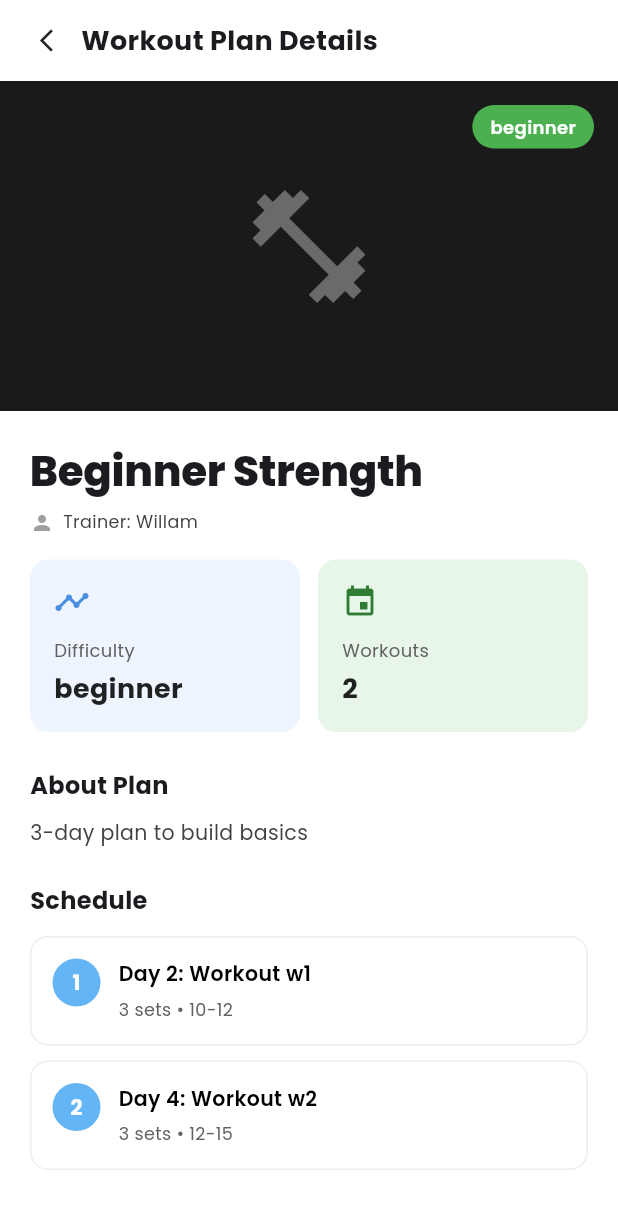
After one commit to tin1810/ActiveX_Gym, a Flutter app: the WorkoutsPage screen opened directly, after a tap on "Beginner Strength", on a phone screen of 412 x 824 dp. The commit adds this screen. Shown: the top 1209 px of the screen. Run offline on Flutter 3.47's test engine with Material 3 defaults, Android fonts, the light colour scheme and no system bars; our stand-ins replace cached_network_image, get, google_fonts, shared_preferences; accounts and stored records are empty; network calls fail.

Commit message:
added for strength

```diff
--- /dev/null
+++ b/lib/screens/workout_plan_detail_page.dart
@@ -0,0 +1,221 @@
+import 'package:flutter/material.dart';
+import '../models/er_models.dart';
+import '../utils/app_text_style.dart';
+import '../services/auth.dart';
+
+class WorkoutPlanDetailPage extends StatefulWidget {
+  const WorkoutPlanDetailPage({super.key, required this.plan});
+  final WorkoutPlanModel plan;
+
+  @override
+  State<WorkoutPlanDetailPage> createState() => _WorkoutPlanDetailPageState();
+}
+
+class _WorkoutPlanDetailPageState extends State<WorkoutPlanDetailPage> {
+  @override
+  Widget build(BuildContext context) {
+    return Scaffold(
+      backgroundColor: Colors.white,
+      body: SafeArea(
+        child: Column(
+          children: [
+            _buildAppBar(context),
+            Expanded(
+              child: SingleChildScrollView(
+                child: Column(
+                  crossAxisAlignment: CrossAxisAlignment.start,
+                  children: [
+                    _buildHeaderMedia(),
+                    const SizedBox(height: 20),
+                    Padding(
+                      padding: const EdgeInsets.symmetric(horizontal: 20),
+                      child: Column(
+                        crossAxisAlignment: CrossAxisAlignment.start,
+                        children: [
+                          _buildTitle(),
+                          const SizedBox(height: 16),
+                          _buildMetrics(),
+                          const SizedBox(height: 24),
+                          _buildAbout(),
+                          const SizedBox(height: 24),
+                          _buildSchedule(),
+                          const SizedBox(height: 24),
+                        ],
+                      ),
+                    ),
+                  ],
+                ),
+              ),
+            ),
+          ],
+        ),
+      ),
+    );
+  }
+
+  Widget _buildAppBar(BuildContext context) {
+    return Container(
+      padding: const EdgeInsets.symmetric(horizontal: 16, vertical: 12),
+      child: Row(
+        children: [
+          InkWell(
+            onTap: () => Navigator.pop(context),
+            borderRadius: BorderRadius.circular(10),
+            child: const Padding(
+              padding: EdgeInsets.all(6),
+              child: Icon(Icons.arrow_back_ios_new, size: 18),
+            ),
+          ),
+          const SizedBox(width: 8),
+          const Text('Workout Plan Details', style: TextStyle(fontSize: 18, fontWeight: FontWeight.w700)),
+          const Spacer(),
+        ],
+      ),
+    );
+  }
+
+  Widget _buildHeaderMedia() {
+    return Stack(
+      children: [
+        Container(
+          width: double.infinity,
+          height: 220,
+          decoration: BoxDecoration(color: const Color(0xFF1A1A1A), borderRadius: BorderRadius.circular(0)),
+          child: Center(
+            child: Icon(Icons.fitness_center, size: 90, color: Colors.white.withOpacity(0.35)),
+          ),
+        ),
+        Positioned(
+          top: 16,
+          right: 16,
+          child: Container(
+            padding: const EdgeInsets.symmetric(horizontal: 12, vertical: 6),
+            decoration: BoxDecoration(color: const Color(0xFF4CAF50), borderRadius: BorderRadius.circular(20)),
+            child: Text(widget.plan.difficulty, style: const TextStyle(color: Colors.white, fontSize: 12, fontWeight: FontWeight.w600)),
+          ),
+        ),
+      ],
+    );
+  }
+
+  Widget _buildTitle() {
+    return Column(
+      crossAxisAlignment: CrossAxisAlignment.start,
+      children: [
+        Text(widget.plan.name, style: const TextStyle(fontSize: 28, fontWeight: FontWeight.w800, letterSpacing: -0.2)),
+        const SizedBox(height: 6),
+        Row(children: [
+          const Icon(Icons.person, size: 16, color: Colors.grey),
+          const SizedBox(width: 6),
+          Text('Trainer: ${MockAuthService.instance.currentUser.name}', style: AppTextStyle.regularText(size: 12, color: Colors.grey[800])),
+        ]),
+      ],
+    );
+  }
+
+  Widget _buildMetrics() {
+    return Row(
+      children: [
+        Expanded(
+          child: _MetricCard(
+            icon: Icons.timeline,
+            iconColor: const Color(0xFF4A90E2),
+            bg: const Color(0xFFEFF5FF),
+            title: 'Difficulty',
+            value: widget.plan.difficulty,
+          ),
+        ),
+        const SizedBox(width: 12),
+        Expanded(
+          child: _MetricCard(
+            icon: Icons.event,
+            iconColor: const Color(0xFF2E7D32),
+            bg: const Color(0xFFE8F5E9),
+            title: 'Workouts',
+            value: '${widget.plan.workouts.length}',
+          ),
+        ),
+      ],
+    );
+  }
+
+  Widget _buildAbout() {
+    return Column(
+      crossAxisAlignment: CrossAxisAlignment.start,
+      children: [
+        const Text('About Plan', style: TextStyle(fontSize: 16, fontWeight: FontWeight.w700)),
+        const SizedBox(height: 10),
+        Text(widget.plan.description, style: AppTextStyle.regularText(size: 14, color: Colors.grey[800])),
+      ],
+    );
+  }
+
+  Widget _buildSchedule() {
+    final items = widget.plan.workouts;
+    return Column(
+      crossAxisAlignment: CrossAxisAlignment.start,
+      children: [
+        const Text('Schedule', style: TextStyle(fontSize: 16, fontWeight: FontWeight.w700)),
+        const SizedBox(height: 12),
+        if (items.isEmpty)
+          Container(
+            padding: const EdgeInsets.all(14),
+            decoration: BoxDecoration(color: Colors.white, borderRadius: BorderRadius.circular(12), border: Border.all(color: Colors.grey.shade300)),
+            child: Text('This plan has no scheduled workouts yet.', style: AppTextStyle.regularText(size: 13, color: Colors.grey[700])),
+          )
+        else
+          ...items.asMap().entries.map((e) {
+            final idx = e.key;
+            final w = e.value;
+            return Container(
+              margin: const EdgeInsets.only(bottom: 10),
+              padding: const EdgeInsets.all(14),
+              decoration: BoxDecoration(color: Colors.white, borderRadius: BorderRadius.circular(12), border: Border.all(color: Colors.grey.shade200)),
+              child: Row(crossAxisAlignment: CrossAxisAlignment.start, children: [
+                Container(
+                  width: 32,
+                  height: 32,
+                  decoration: const BoxDecoration(color: Color(0xFF64B5F6), shape: BoxShape.circle),
+                  child: Center(
+                    child: Text('${idx + 1}', style: const TextStyle(color: Colors.white, fontWeight: FontWeight.bold)),
+                  ),
+                ),
+                const SizedBox(width: 12),
+                Expanded(
+                  child: Column(crossAxisAlignment: CrossAxisAlignment.start, children: [
+                    Text('Day ${w.dayOfWeek + 1}: Workout ${w.workoutId}', style: AppTextStyle.semiBoldText(size: 14, color: Colors.black)),
+                    const SizedBox(height: 6),
+                    Text('${w.sets} sets • ${w.reps}', style: AppTextStyle.regularText(size: 12, color: Colors.grey[700])),
+                  ]),
+                ),
+              ]),
+            );
+          }).toList(),
+      ],
+    );
+  }
+}
+
+class _MetricCard extends StatelessWidget {
+  const _MetricCard({required this.icon, required this.iconColor, required this.bg, required this.title, required this.value});
+  final IconData icon;
+  final Color iconColor;
+  final Color bg;
+  final String title;
+  final String value;
+
+  @override
+  Widget build(BuildContext context) {
+    return Container(
+      padding: const EdgeInsets.all(16),
+      decoration: BoxDecoration(color: bg, borderRadius: BorderRadius.circular(12)),
+      child: Column(crossAxisAlignment: CrossAxisAlignment.start, children: [
+        Icon(icon, color: iconColor, size: 24),
+        const SizedBox(height: 12),
+        Text(title, style: TextStyle(fontSize: 12, color: Colors.grey[700])),
+        const SizedBox(height: 4),
+        Text(value, style: const TextStyle(fontSize: 18, fontWeight: FontWeight.bold, color: Colors.black87)),
+      ]),
+    );
+  }
+}
--- a/lib/screens/workouts_page.dart
+++ b/lib/screens/workouts_page.dart
@@ -10,6 +10,7 @@ import 'progress_logs_page.dart';
 import '../utils/app_text_style.dart';
 import 'workout_detail_page.dart';
 import '../services/auth.dart';
+import 'workout_plan_detail_page.dart';
 
 class WorkoutsPage extends StatefulWidget {
   const WorkoutsPage({super.key});
@@ -171,7 +172,12 @@ class _WorkoutsPageState extends State<WorkoutsPage> {
                                     child: Text('Trainer Assigned Workout', style: AppTextStyle.semiBoldText(size: 20, color: Colors.black)),
                                   ),
                                   const SizedBox(height: 12),
-                                  ...plans.take(4).map((p) => Container(
+                                  ...plans.take(4).map((p) => InkWell(
+                                        onTap: () => Navigator.of(context).push(
+                                          MaterialPageRoute(builder: (_) => WorkoutPlanDetailPage(plan: p)),
+                                        ),
+                                        borderRadius: BorderRadius.circular(16),
+                                        child: Container(
                                           margin: const EdgeInsets.only(bottom: 12, left: 16, right: 16),
                                           padding: const EdgeInsets.all(14),
                                           decoration: BoxDecoration(color: Colors.white, borderRadius: BorderRadius.circular(16), border: Border.all(color: Colors.grey.shade300)),
@@ -186,6 +192,7 @@ class _WorkoutsPageState extends State<WorkoutsPage> {
                                             const SizedBox(width: 8),
                                             Container(padding: const EdgeInsets.symmetric(horizontal: 10, vertical: 4), decoration: BoxDecoration(color: Colors.grey[100], borderRadius: BorderRadius.circular(12)), child: Text(p.difficulty, style: AppTextStyle.mediumText(size: 11, color: Colors.grey[800]!))),
                                           ]),
+                                        ),
                                       )),
                                   Padding(
                                     padding: const EdgeInsets.symmetric(horizontal: 16),
```
Lines whose indentation alone changed are shown as unchanged.
